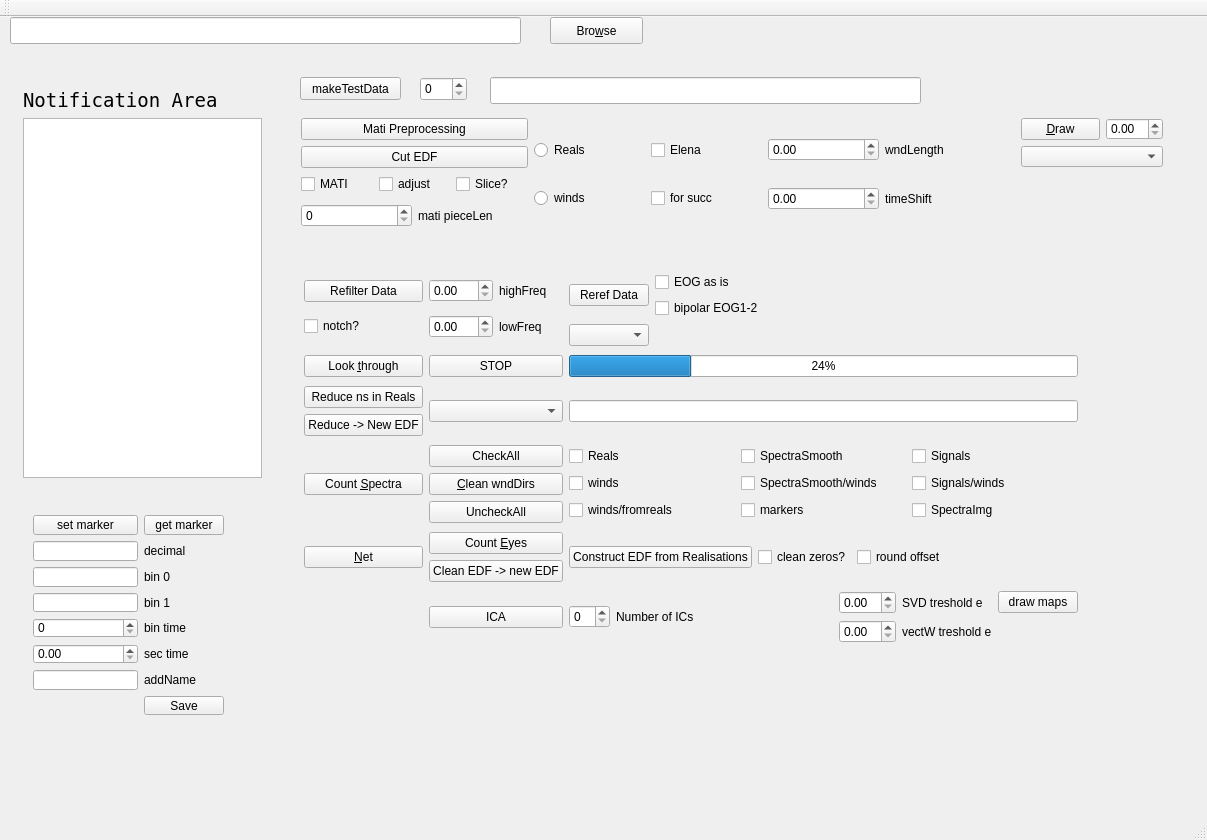
Old version of the form mainwindow.ui in the repository ArtfulVampire/SecondGUIrepo.
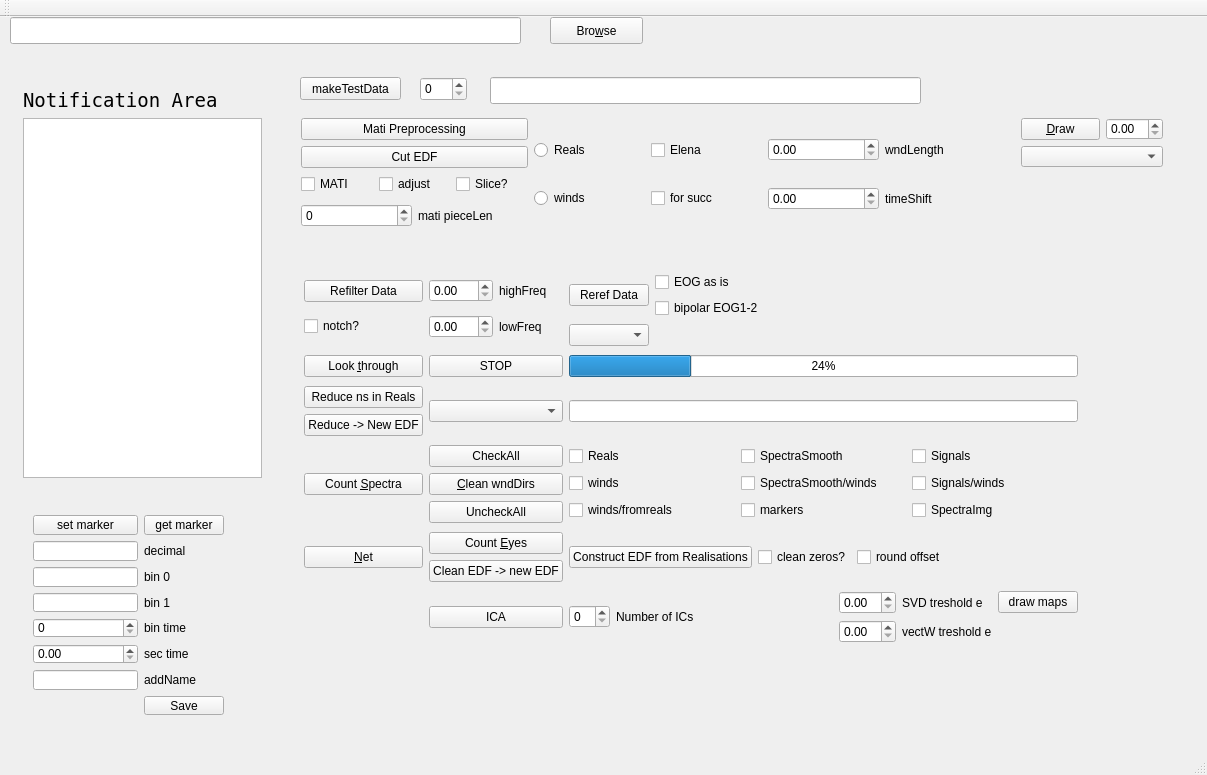
New version of the form.

```diff
--- a/mainwindow.ui
+++ b/mainwindow.ui
@@ -7,7 +7,7 @@
     <x>0</x>
     <y>0</y>
     <width>1207</width>
-    <height>840</height>
+    <height>775</height>
    </rect>
   </property>
   <property name="windowTitle">
```
Left out of the diff: 13 changed lines with no effect on the pictures.
